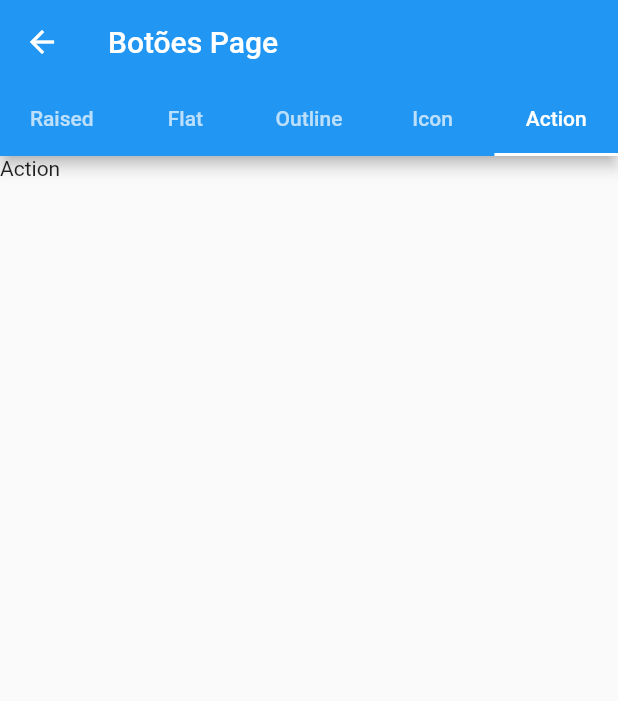
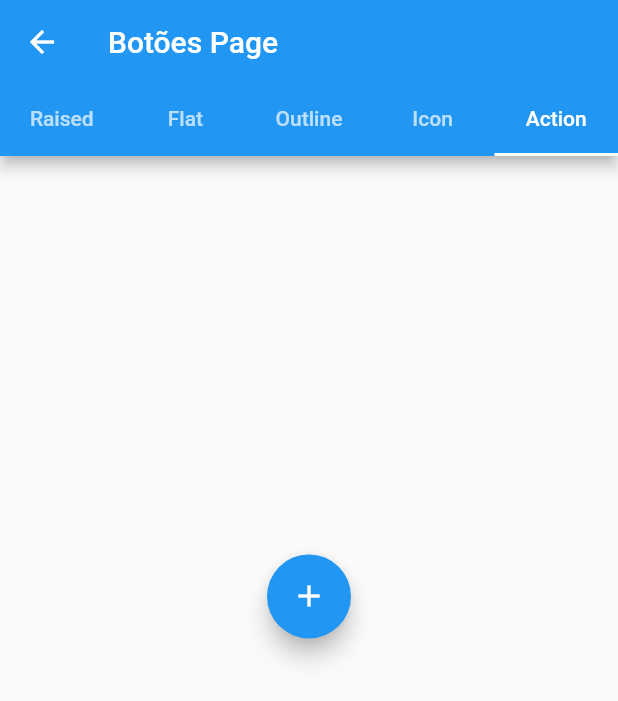
Before and after one commit to dosouza/jds_app, a Flutter app: the BotoesPage screen opened directly, tab 5 chosen, on a phone screen of 412 x 824 dp. Shown: the top 701 px of the screen. Run offline on Flutter 3.47's test engine with Material 2 defaults, Android fonts, the phone set to English and light mode, and no system bars; missing offline and left inert: dart:ffi; network calls fail.

Commit message:
Testando o Icon e Action

```diff
--- a/lib/botoes_page.dart
+++ b/lib/botoes_page.dart
@@ -42,8 +42,14 @@ class _BotoesPageState extends State<BotoesPage> {
                   data: buttonTheme,
                   child: buildOutlineButton('Outline são opacos e elevam-se quando pressionados')
               ),
-               Text('Icon'),
-               Text('Action')
+              ButtonTheme.fromButtonThemeData(
+                  data: buttonTheme,
+                  child: buildIconButton(''),
+              ),
+              ButtonTheme.fromButtonThemeData(
+                  data: buttonTheme,
+                  child: buildActionButton(''),
+              ),
             ])
           )
       ),
@@ -52,8 +58,7 @@ class _BotoesPageState extends State<BotoesPage> {
 }
 
 Widget buildRaiseButton(title) {
-  return
-       Align(
+  return Align(
         alignment: const Alignment(0.0, -0.2),
         child:  Column(
           mainAxisSize: MainAxisSize.min,
@@ -174,3 +179,31 @@ Widget buildOutlineButton(title) {
       )
   );
 }
+
+Widget buildIconButton(title) {
+  return Align(
+      alignment: const Alignment(0.0, -0.2),
+      child: Row(
+        mainAxisSize: MainAxisSize.min,
+        children: <Widget>[
+          IconButton(
+            icon: const Icon(Icons.thumb_up),
+            onPressed: () {},
+          ),
+          IconButton(
+            icon: const Icon(Icons.thumb_down),
+          )
+        ],
+      ),
+  );
+}
+
+Widget buildActionButton(title) {
+  return Align(
+    alignment: const Alignment(0.0, -0.2),
+    child: FloatingActionButton(
+      child: const Icon(Icons.add),
+      onPressed: () {},
+    ),
+  );
+}
```
